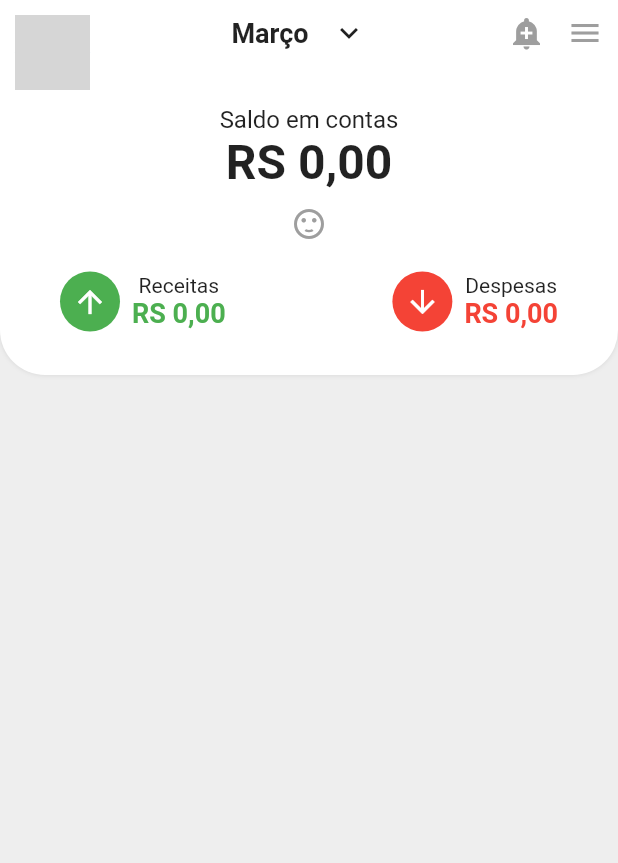
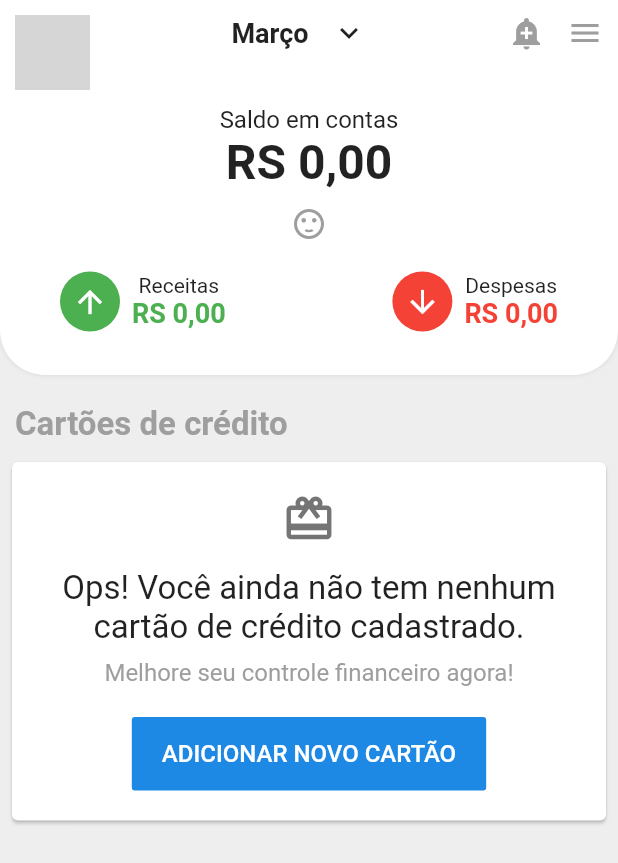
Before and after one commit to robsonsilv4/mobills-flutter, a Flutter app: the screen it shows after launch, on a phone screen of 412 x 824 dp. Shown: the top 863 px of the screen. Run offline on Flutter 3.47's test engine with Material 2 defaults, Android fonts, the phone set to English and light mode, and no system bars; network calls fail; grey boxes are pictures that could not be loaded.

Commit message:
add: card de crédito

```diff
--- a/lib/ui/pages/home_page.dart
+++ b/lib/ui/pages/home_page.dart
@@ -1,3 +1,4 @@
+import 'package:flutter/cupertino.dart';
 import 'package:flutter/material.dart';
 
 class HomePage extends StatelessWidget {
@@ -171,6 +172,87 @@ class HomePage extends StatelessWidget {
               ],
             ),
           ),
+          Align(
+            alignment: Alignment.centerLeft,
+            child: Padding(
+              padding: const EdgeInsets.only(
+                right: 10.0,
+                left: 10.0,
+                top: 20.0,
+                bottom: 8.0,
+              ),
+              child: Text(
+                'Cartões de crédito',
+                style: TextStyle(
+                  fontSize: 22.0,
+                  fontWeight: FontWeight.bold,
+                  color: Colors.grey,
+                ),
+              ),
+            ),
+          ),
+          // TODO: Adicionar bordas arredondadas
+          Container(
+            margin: EdgeInsets.symmetric(
+              horizontal: 4.0,
+            ),
+            child: Card(
+              elevation: 1.0,
+              child: Padding(
+                padding: const EdgeInsets.symmetric(
+                  horizontal: 15.0,
+                  vertical: 20.0,
+                ),
+                child: Column(
+                  crossAxisAlignment: CrossAxisAlignment.center,
+                  children: <Widget>[
+                    Padding(
+                      padding: const EdgeInsets.only(bottom: 15.0),
+                      child: Icon(
+                        Icons.card_giftcard,
+                        color: Colors.grey.shade600,
+                        size: 36.0,
+                      ),
+                    ),
+                    Text(
+                      'Ops! Você ainda não tem nenhum cartão de crédito cadastrado.',
+                      textAlign: TextAlign.center,
+                      maxLines: 2,
+                      softWrap: true,
+                      overflow: TextOverflow.ellipsis,
+                      style: TextStyle(
+                        fontSize: 22.0,
+                      ),
+                    ),
+                    SizedBox(height: 8.0),
+                    Text(
+                      'Melhore seu controle financeiro agora!',
+                      style: TextStyle(
+                        fontSize: 16.0,
+                        color: Colors.grey,
+                      ),
+                    ),
+                    SizedBox(height: 20.0),
+                    FlatButton(
+                      padding: EdgeInsets.symmetric(
+                        horizontal: 20.0,
+                        vertical: 15.0,
+                      ),
+                      color: Colors.blue.shade600,
+                      child: Text(
+                        'ADICIONAR NOVO CARTÃO',
+                        style: TextStyle(
+                          color: Colors.white,
+                          fontSize: 16.0,
+                        ),
+                      ),
+                      onPressed: () {},
+                    ),
+                  ],
+                ),
+              ),
+            ),
+          ),
         ],
       ),
     );
```
